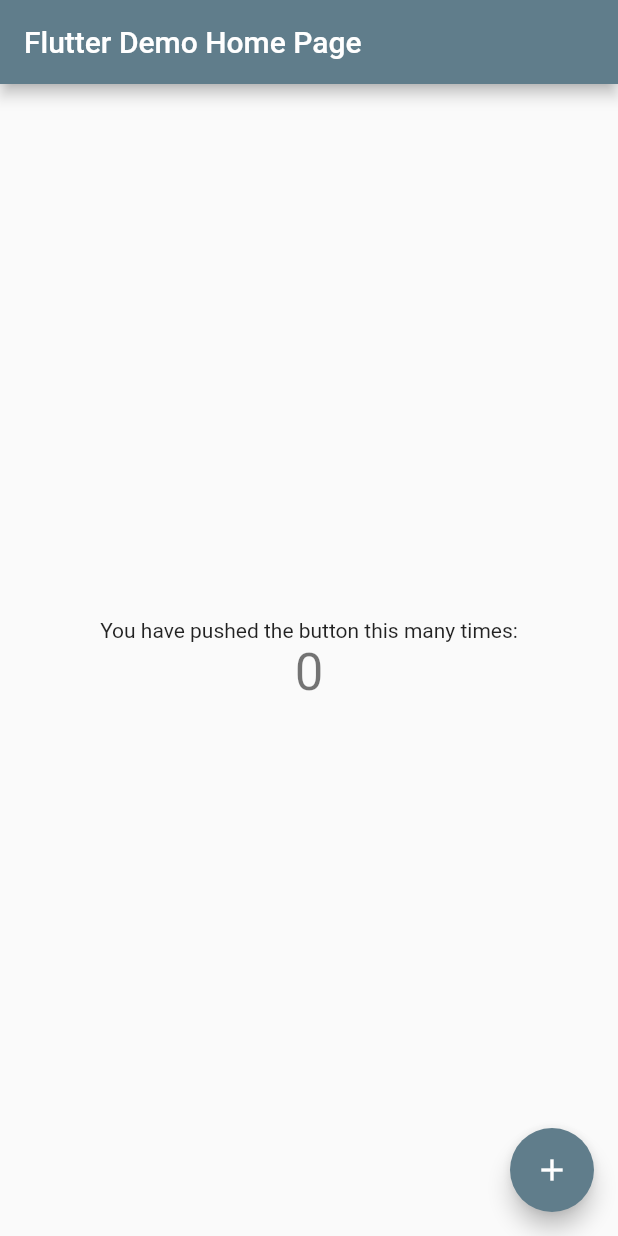
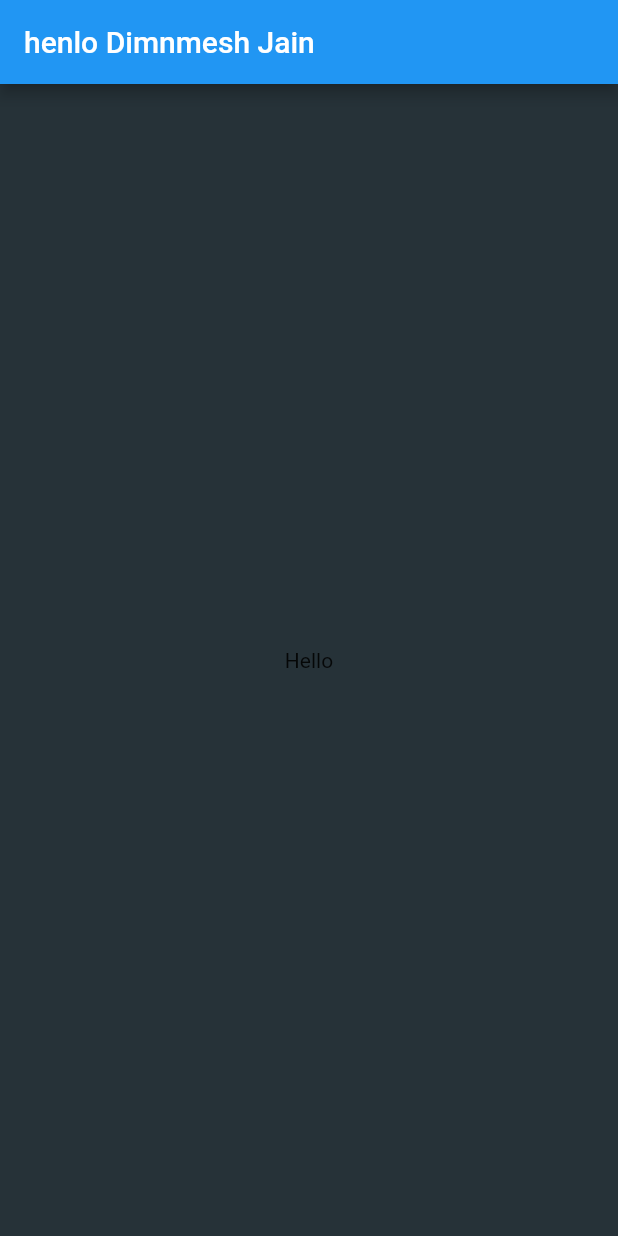
Before and after one commit to ArvindMundhe/Project-Cliche, a Flutter app: the screen it shows after launch, on a phone screen of 412 x 824 dp. Run offline on Flutter 3.47's test engine with Material 2 defaults, Android fonts, the phone set to English and light mode, and no system bars.

Commit message:
Removed unnecessary code.
Removed comments and refactored

```diff
--- a/project_cliche/lib/main.dart
+++ b/project_cliche/lib/main.dart
@@ -1,113 +1,17 @@
 import 'package:flutter/material.dart';
 
 void main() {
-  runApp(MyApp());
-}
-
-class MyApp extends StatelessWidget {
-  // This widget is the root of your application.
-  @override
-  Widget build(BuildContext context) {
-    return MaterialApp(
-      title: 'Flutter Demo',
-      theme: ThemeData(
-        // This is the theme of your application.
-        //
-        // Try running your application with "flutter run". You'll see the
-        // application has a blue toolbar. Then, without quitting the app, try
-        // changing the primarySwatch below to Colors.green and then invoke
-        // "hot reload" (press "r" in the console where you ran "flutter run",
-        // or simply save your changes to "hot reload" in a Flutter IDE).
-        // Notice that the counter didn't reset back to zero; the application
-        // is not restarted.
-        primarySwatch: Colors.blueGrey,
-      ),
-      home: MyHomePage(title: 'Flutter Demo Home Page'),
-    );
-  }
-}
-
-class MyHomePage extends StatefulWidget {
-  MyHomePage({Key key, this.title}) : super(key: key);
-
-  // This widget is the home page of your application. It is stateful, meaning
-  // that it has a State object (defined below) that contains fields that affect
-  // how it looks.
-
-  // This class is the configuration for the state. It holds the values (in this
-  // case the title) provided by the parent (in this case the App widget) and
-  // used by the build method of the State. Fields in a Widget subclass are
-  // always marked "final".
-
-  final String title;
-
-  @override
-  _MyHomePageState createState() => _MyHomePageState();
-}
-
-class _MyHomePageState extends State<MyHomePage> {
-  int _counter = 0;
-
-  void _incrementCounter() {
-    setState(() {
-      // This call to setState tells the Flutter framework that something has
-      // changed in this State, which causes it to rerun the build method below
-      // so that the display can reflect the updated values. If we changed
-      // _counter without calling setState(), then the build method would not be
-      // called again, and so nothing would appear to happen.
-      _counter++;
-    });
-  }
-
-  @override
-  Widget build(BuildContext context) {
-    // This method is rerun every time setState is called, for instance as done
-    // by the _incrementCounter method above.
-    //
-    // The Flutter framework has been optimized to make rerunning build methods
-    // fast, so that you can just rebuild anything that needs updating rather
-    // than having to individually change instances of widgets.
-    return Scaffold(
-      appBar: AppBar(
-        // Here we take the value from the MyHomePage object that was created by
-        // the App.build method, and use it to set our appbar title.
-        title: Text(widget.title),
-      ),
-      body: Center(
-        // Center is a layout widget. It takes a single child and positions it
-        // in the middle of the parent.
-        child: Column(
-          // Column is also a layout widget. It takes a list of children and
-          // arranges them vertically. By default, it sizes itself to fit its
-          // children horizontally, and tries to be as tall as its parent.
-          //
-          // Invoke "debug painting" (press "p" in the console, choose the
-          // "Toggle Debug Paint" action from the Flutter Inspector in Android
-          // Studio, or the "Toggle Debug Paint" command in Visual Studio Code)
-          // to see the wireframe for each widget.
-          //
-          // Column has various properties to control how it sizes itself and
-          // how it positions its children. Here we use mainAxisAlignment to
-          // center the children vertically; the main axis here is the vertical
-          // axis because Columns are vertical (the cross axis would be
-          // horizontal).
-          mainAxisAlignment: MainAxisAlignment.center,
-          children: <Widget>[
-            Text(
-              'You have pushed the button this many times:',
-            ),
-            Text(
-              '$_counter',
-              style: Theme.of(context).textTheme.headline4,
-            ),
-          ],
+  runApp(
+    MaterialApp(
+      home: Scaffold(
+        appBar: AppBar(
+          title: Text('henlo Dimnmesh Jain'),
+        ),
+        backgroundColor: Colors.blueGrey[900],
+        body: Center(
+          child: Text('Hello'),
         ),
       ),
-      floatingActionButton: FloatingActionButton(
-        onPressed: _incrementCounter,
-        tooltip: 'Increment',
-        child: Icon(Icons.add),
-      ), // This trailing comma makes auto-formatting nicer for build methods.
-    );
-  }
+    ),
+  );
 }
```
Also changed, not shown: project_cliche/pubspec.yaml (+0 -24 lines).
